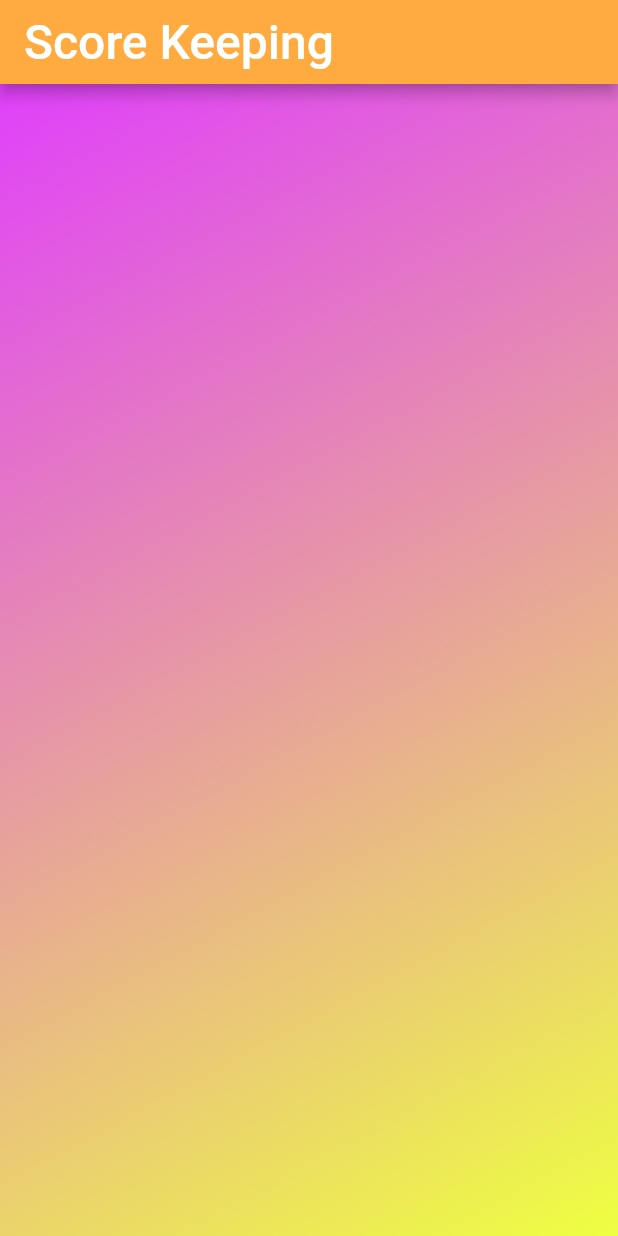
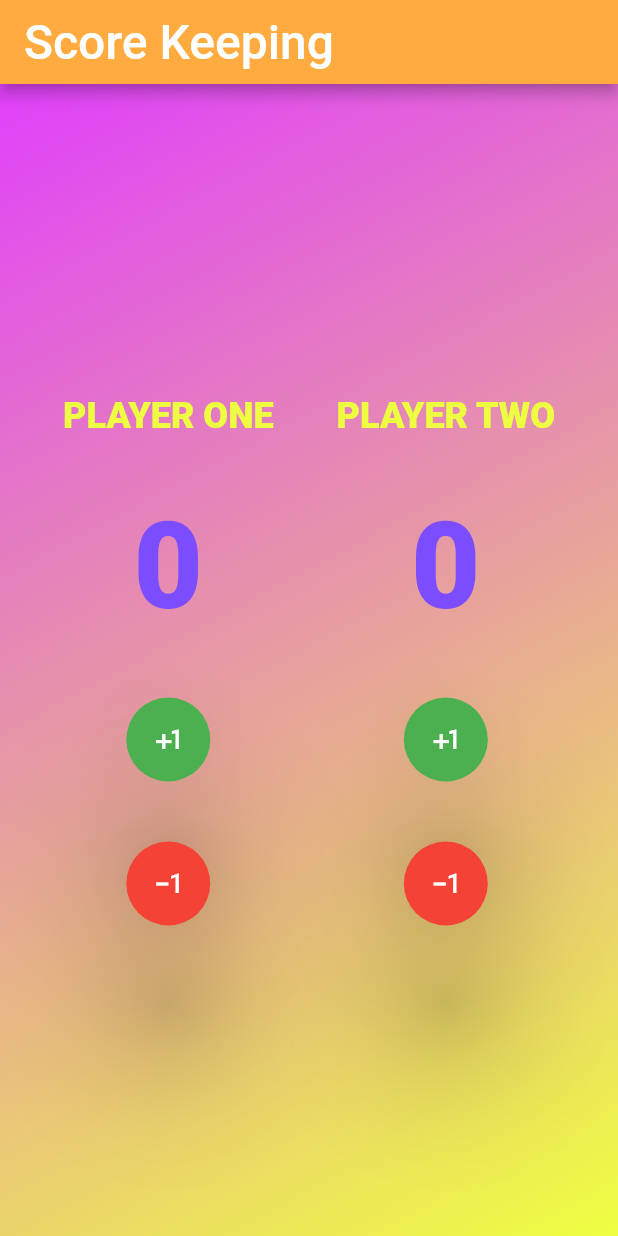
Before and after one commit to fernando0922/FlutterTwoPlayerScoreKeeping, a Flutter app: the screen it shows after launch, on a phone screen of 412 x 824 dp. Run offline on Flutter 3.47's test engine with Material 2 defaults, Android fonts, the phone set to English and light mode, and no system bars.

Commit message:
2 score keeping done but score reset is pending

```diff
--- /dev/null
+++ b/lib/column_container.dart
@@ -0,0 +1,26 @@
+import 'package:flutter/material.dart';
+import 'package:two_score_keeping/score_increase_decrease.dart';
+
+class ColumnContainer extends StatelessWidget {
+  final String title;
+
+  const ColumnContainer({super.key, required this.title});
+
+  @override
+  Widget build(BuildContext context) {
+    return Column(
+      mainAxisAlignment: MainAxisAlignment.center,
+      children: [
+        Text(
+          title,
+          style: const TextStyle(
+              fontSize: 24,
+              fontWeight: FontWeight.w900,
+              color: Colors.limeAccent),
+        ),
+        const SizedBox(height: 40),
+        const ScoreAndControls()
+      ],
+    );
+  }
+}
--- a/lib/container.dart
+++ b/lib/container.dart
@@ -1,7 +1,7 @@
 import 'package:flutter/material.dart';
+import 'package:two_score_keeping/column_container.dart';
 
 class ScoreKeeperContainer extends StatelessWidget {
-
   const ScoreKeeperContainer({super.key});
 
   @override
@@ -13,7 +13,15 @@ class ScoreKeeperContainer extends StatelessWidget {
             begin: Alignment.topLeft,
             end: Alignment.bottomRight),
       ),
+      child: const Center(
+        child: Row(
+          mainAxisAlignment: MainAxisAlignment.spaceEvenly,
+          children: [
+            ColumnContainer(title: "PLAYER ONE"),
+            ColumnContainer(title: "PLAYER TWO")
+          ],
+        ),
+      ),
     );
   }
-
 }
--- /dev/null
+++ b/lib/score_increase_decrease.dart
@@ -0,0 +1,55 @@
+import 'package:flutter/material.dart';
+
+class ScoreAndControls extends StatefulWidget {
+  const ScoreAndControls({super.key});
+
+  @override
+  State<ScoreAndControls> createState() {
+    return _ScoreAndControls();
+  }
+}
+
+class _ScoreAndControls extends State<ScoreAndControls> {
+  int _number = 0;
+
+  void increaseByOne() {
+    setState(() {
+      _number += 1;
+    });
+  }
+
+  void decreaseByOne() {
+    if (_number != 0) {
+      setState(() {
+        _number -= 1;
+      });
+    }
+  }
+
+  @override
+  Widget build(BuildContext context) {
+    return Column(
+      children: [
+        Text(
+          "$_number",
+          style: const TextStyle(
+              fontSize: 80,
+              fontWeight: FontWeight.w800,
+              color: Colors.deepPurpleAccent),
+        ),
+        const SizedBox(height: 40),
+        FloatingActionButton(
+            onPressed: increaseByOne,
+            elevation: 40,
+            backgroundColor: Colors.green,
+            child: const Icon(Icons.plus_one)),
+        const SizedBox(height: 40),
+        FloatingActionButton(
+            onPressed: decreaseByOne,
+            elevation: 40,
+            backgroundColor: Colors.red,
+            child: const Icon(Icons.exposure_minus_1_outlined))
+      ],
+    );
+  }
+}
```
Lines whose indentation alone changed are shown as unchanged.
